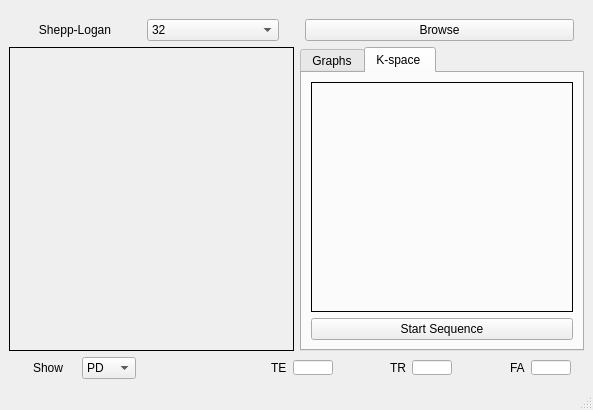
Above: MRI.ui from petemad/MRI-simulation before the change. Below: the same form after it.
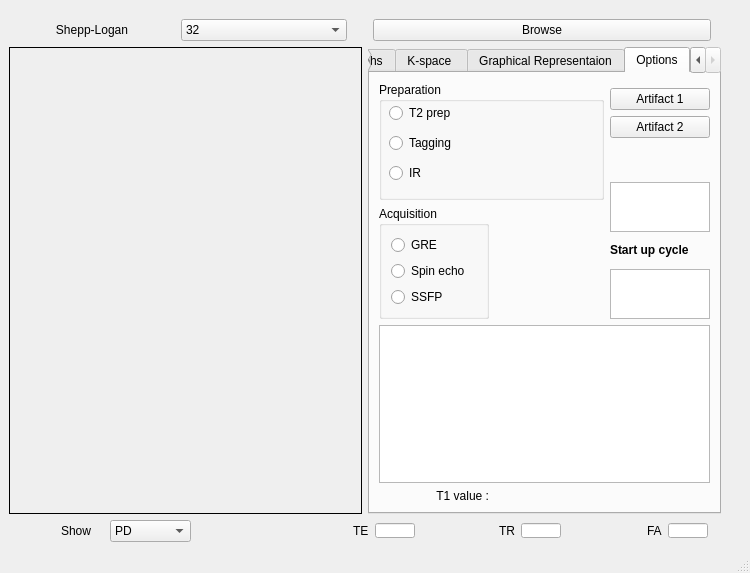
That is the form after the change. The open tabs and pages were chosen to show the change. Custom widgets are drawn as their Qt base class.

```diff
--- a/MRI.ui
+++ b/MRI.ui
@@ -6,16 +6,16 @@
    <rect>
     <x>0</x>
     <y>0</y>
-    <width>593</width>
-    <height>410</height>
+    <width>750</width>
+    <height>573</height>
    </rect>
   </property>
   <property name="windowTitle">
    <string>MRI Sequence Simulator</string>
   </property>
   <widget class="QWidget" name="centralwidget">
-   <layout class="QVBoxLayout" name="verticalLayout_2">
-    <item>
+   <layout class="QGridLayout" name="gridLayout_2">
+    <item row="0" column="1">
      <spacer name="verticalSpacer">
       <property name="orientation">
        <enum>Qt::Vertical</enum>
@@ -31,7 +31,7 @@
       </property>
      </spacer>
     </item>
-    <item>
+    <item row="1" column="0">
      <layout class="QHBoxLayout" name="horizontalLayout_12">
       <item>
        <layout class="QHBoxLayout" name="horizontalLayout">
@@ -136,7 +136,7 @@
       </item>
      </layout>
     </item>
-    <item>
+    <item row="2" column="0">
      <layout class="QHBoxLayout" name="horizontalLayout_14">
       <item>
        <widget class="QLabel" name="phantomlbl">
@@ -242,11 +242,201 @@
           </item>
          </layout>
         </widget>
+        <widget class="QWidget" name="tab">
+         <attribute name="title">
+          <string>Graphical Representaion</string>
+         </attribute>
+         <layout class="QGridLayout" name="gridLayout">
+          <item row="3" column="0">
+           <widget class="QPushButton" name="graphicalrepbtn">
+            <property name="text">
+             <string>show</string>
+            </property>
+           </widget>
+          </item>
+          <item row="3" column="1">
+           <widget class="QPushButton" name="clearbtn">
+            <property name="text">
+             <string>clear</string>
+            </property>
+           </widget>
+          </item>
+          <item row="0" column="0" rowspan="2" colspan="2">
+           <widget class="PlotWidget" name="graphicsView"/>
+          </item>
+         </layout>
+        </widget>
+        <widget class="QWidget" name="tab_2">
+         <attribute name="title">
+          <string>Options</string>
+         </attribute>
+         <layout class="QGridLayout" name="gridLayout_3">
+          <item row="6" column="2">
+           <widget class="QLabel" name="label">
+            <property name="maximumSize">
+             <size>
+              <width>100</width>
+              <height>50</height>
+             </size>
+            </property>
+            <property name="text">
+             <string>&lt;html&gt;&lt;head/&gt;&lt;body&gt;&lt;p&gt;&lt;span style=&quot; font-weight:600;&quot;&gt;Start up cycle&lt;/span&gt;&lt;/p&gt;&lt;/body&gt;&lt;/html&gt;</string>
+            </property>
+           </widget>
+          </item>
+          <item row="8" column="0" colspan="3">
+           <widget class="PlotWidget" name="graphicsView_2"/>
+          </item>
+          <item row="11" column="1">
+           <widget class="QLabel" name="t1lbl">
+            <property name="text">
+             <string/>
+            </property>
+           </widget>
+          </item>
+          <item row="7" column="2">
+           <widget class="QTextEdit" name="startupText">
+            <property name="maximumSize">
+             <size>
+              <width>100</width>
+              <height>50</height>
+             </size>
+            </property>
+           </widget>
+          </item>
+          <item row="11" column="0">
+           <widget class="QLabel" name="label_2">
+            <property name="text">
+             <string>&lt;html&gt;&lt;head/&gt;&lt;body&gt;&lt;p align=&quot;right&quot;&gt;T1 value :&lt;/p&gt;&lt;/body&gt;&lt;/html&gt;</string>
+            </property>
+           </widget>
+          </item>
+          <item row="1" column="2">
+           <widget class="QPushButton" name="artifact1btn">
+            <property name="text">
+             <string>Artifact 1</string>
+            </property>
+           </widget>
+          </item>
+          <item row="2" column="2">
+           <widget class="QPushButton" name="artifact2btn">
+            <property name="text">
+             <string>Artifact 2</string>
+            </property>
+           </widget>
+          </item>
+          <item row="5" column="0" rowspan="3">
+           <widget class="QGroupBox" name="groupBox_2">
+            <property name="maximumSize">
+             <size>
+              <width>300</width>
+              <height>150</height>
+             </size>
+            </property>
+            <property name="title">
+             <string>Acquisition</string>
+            </property>
+            <layout class="QGridLayout" name="gridLayout_4">
+             <item row="2" column="0">
+              <widget class="QRadioButton" name="sebtn">
+               <property name="text">
+                <string>Spin echo</string>
+               </property>
+              </widget>
+             </item>
+             <item row="0" column="0">
+              <widget class="QRadioButton" name="grebtn">
+               <property name="text">
+                <string>GRE</string>
+               </property>
+              </widget>
+             </item>
+             <item row="3" column="0">
+              <widget class="QRadioButton" name="ssfpbtn">
+               <property name="text">
+                <string>SSFP</string>
+               </property>
+              </widget>
+             </item>
+            </layout>
+           </widget>
+          </item>
+          <item row="4" column="2" rowspan="2">
+           <widget class="QTextEdit" name="prepText">
+            <property name="maximumSize">
+             <size>
+              <width>100</width>
+              <height>50</height>
+             </size>
+            </property>
+           </widget>
+          </item>
+          <item row="0" column="0" rowspan="5" colspan="2">
+           <widget class="QGroupBox" name="groupBox">
+            <property name="minimumSize">
+             <size>
+              <width>0</width>
+              <height>110</height>
+             </size>
+            </property>
+            <property name="title">
+             <string>Preparation</string>
+            </property>
+            <widget class="QRadioButton" name="T2prepbtn">
+             <property name="geometry">
+              <rect>
+               <x>10</x>
+               <y>20</y>
+               <width>117</width>
+               <height>22</height>
+              </rect>
+             </property>
+             <property name="text">
+              <string>T2 prep</string>
+             </property>
+            </widget>
+            <widget class="QRadioButton" name="taggingbtn">
+             <property name="geometry">
+              <rect>
+               <x>10</x>
+               <y>50</y>
+               <width>117</width>
+               <height>22</height>
+              </rect>
+             </property>
+             <property name="text">
+              <string>Tagging</string>
+             </property>
+            </widget>
+            <widget class="QRadioButton" name="irbtn">
+             <property name="geometry">
+              <rect>
+               <x>10</x>
+               <y>80</y>
+               <width>117</width>
+               <height>22</height>
+              </rect>
+             </property>
+             <property name="text">
+              <string>IR</string>
+             </property>
+            </widget>
+           </widget>
+          </item>
+          <item row="3" column="2">
+           <widget class="QLabel" name="preplbl">
+            <property name="text">
+             <string>&lt;html&gt;&lt;head/&gt;&lt;body&gt;&lt;p align=&quot;center&quot;&gt;&lt;span style=&quot; font-size:12pt; font-weight:600;&quot;&gt;&lt;br/&gt;&lt;/span&gt;&lt;/p&gt;&lt;/body&gt;&lt;/html&gt;</string>
+            </property>
+           </widget>
+          </item>
+         </layout>
+        </widget>
        </widget>
       </item>
      </layout>
     </item>
-    <item>
+    <item row="3" column="0">
      <layout class="QHBoxLayout" name="horizontalLayout_15" stretch="0,0,0,0,0,0,0,0,0,0,0,0,0">
       <property name="sizeConstraint">
        <enum>QLayout::SetDefaultConstraint</enum>
```
Left out of the diff: 2 changed lines with no effect on the pictures.
